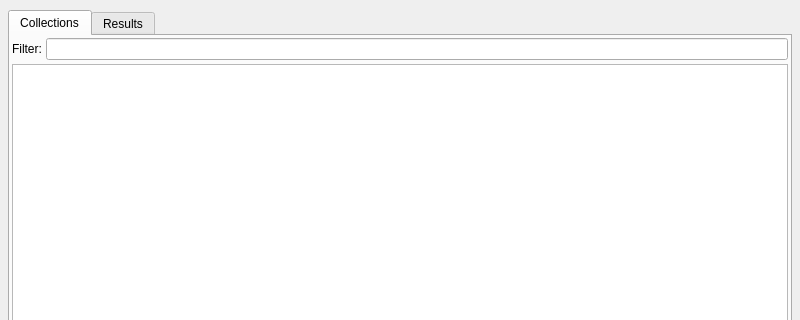
Before: the Qt Designer form revengai/ui/auto_analysis_panel.ui in RevEngAI/reai-ida, drawn with Qt 5; both pictures show x 0 to 800 and y 0 to 320 of the 800 by 600 pixel window.
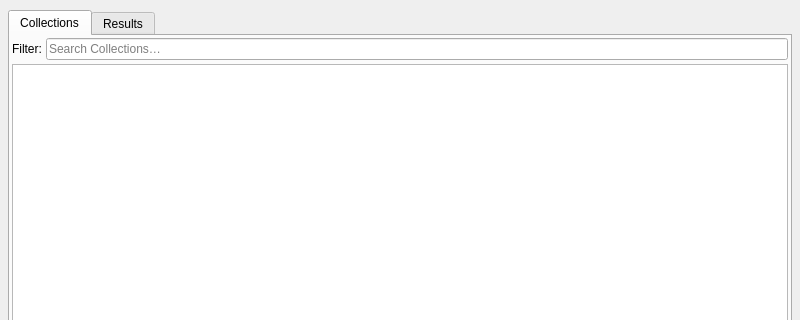
After: the same form once the commit is applied. The open tabs and pages were chosen to show the change. Icons and pictures are not drawn.

```diff
--- a/revengai/ui/auto_analysis_panel.ui
+++ b/revengai/ui/auto_analysis_panel.ui
@@ -86,6 +86,9 @@
          </item>
          <item>
           <widget class="QLineEdit" name="collectionsFilter">
+           <property name="placeholderText">
+            <string>Search Collections…</string>
+           </property>
            <property name="clearButtonEnabled">
             <bool>true</bool>
            </property>
```
Left out of the diff: 9 changed lines with no effect on the pictures.
